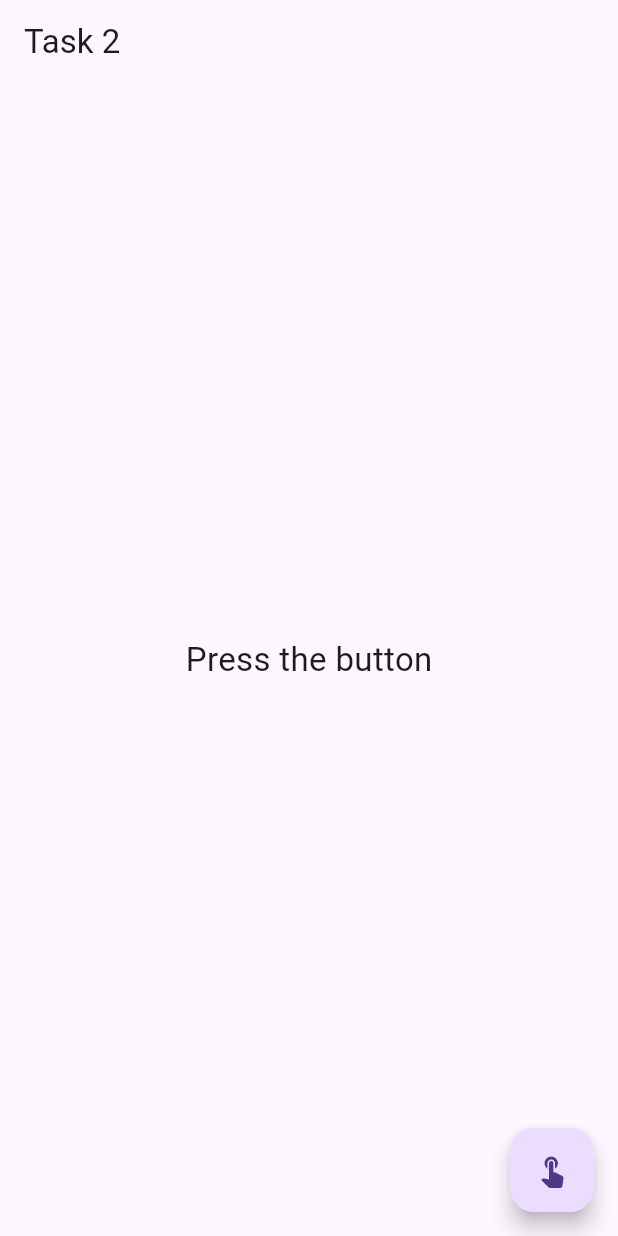
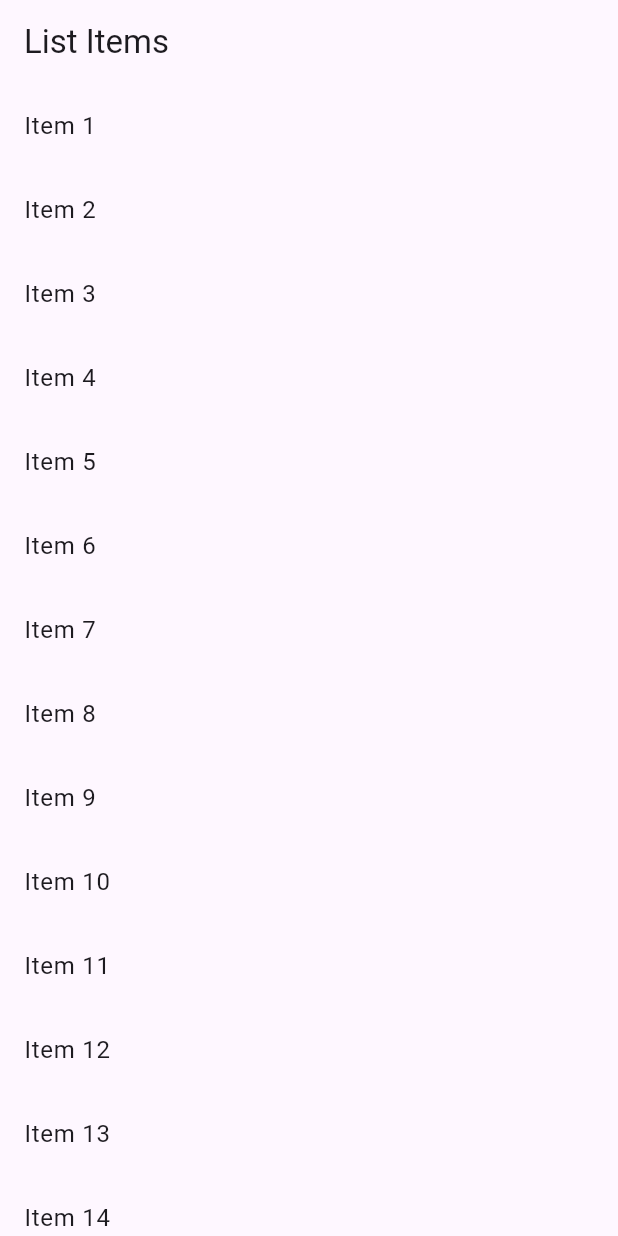
Before and after one commit to mim-tech-hesh/flutter_problemsolve_mim, a Flutter app: the screen it shows after launch, on a phone screen of 412 x 824 dp. Run offline on Flutter 3.47's test engine with Material 3 defaults, Android fonts, the phone set to English and light mode, and no system bars.

Commit message:
Tracker problem-3

```diff
--- a/lib/main.dart
+++ b/lib/main.dart
@@ -1,23 +1,15 @@
 import 'package:flutter/material.dart';
 
-void main() => runApp(MaterialApp(home: B()));
+void main() => runApp(MaterialApp(home: C()));
 
-class B extends StatefulWidget {
-  @override
-  _BState createState() => _BState();
-}
-
-class _BState extends State<B> {
-  var txt = 'Press the button';
-
+class C extends StatelessWidget {
   @override
   Widget build(BuildContext c) {
     return Scaffold(
-      appBar: AppBar(title: Text('Task 2')),
-      body: Center(child: Text(txt, style: TextStyle(fontSize: 22))),
-      floatingActionButton: FloatingActionButton(
-        onPressed: () => setState(() => txt = 'Button Pressed'),
-        child: Icon(Icons.touch_app),
+      appBar: AppBar(title: Text('List Items')),
+      body: ListView.builder(
+        itemCount: 20,
+        itemBuilder: (ctx, i) => ListTile(title: Text('Item ${i + 1}')),
       ),
     );
   }
```
